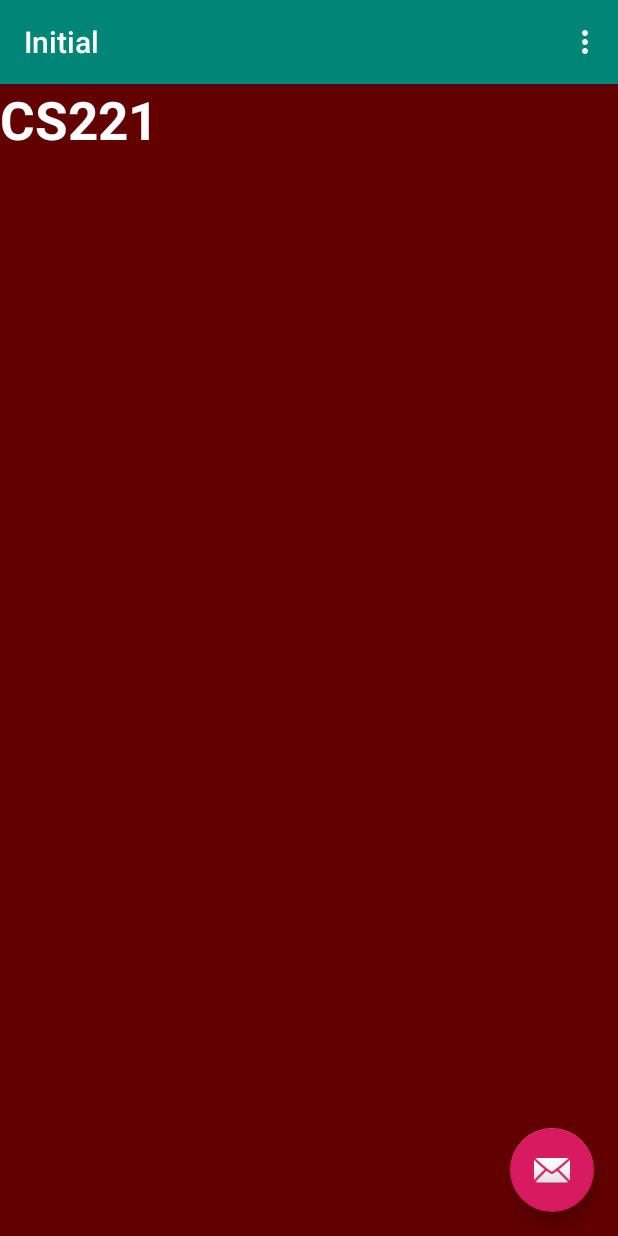
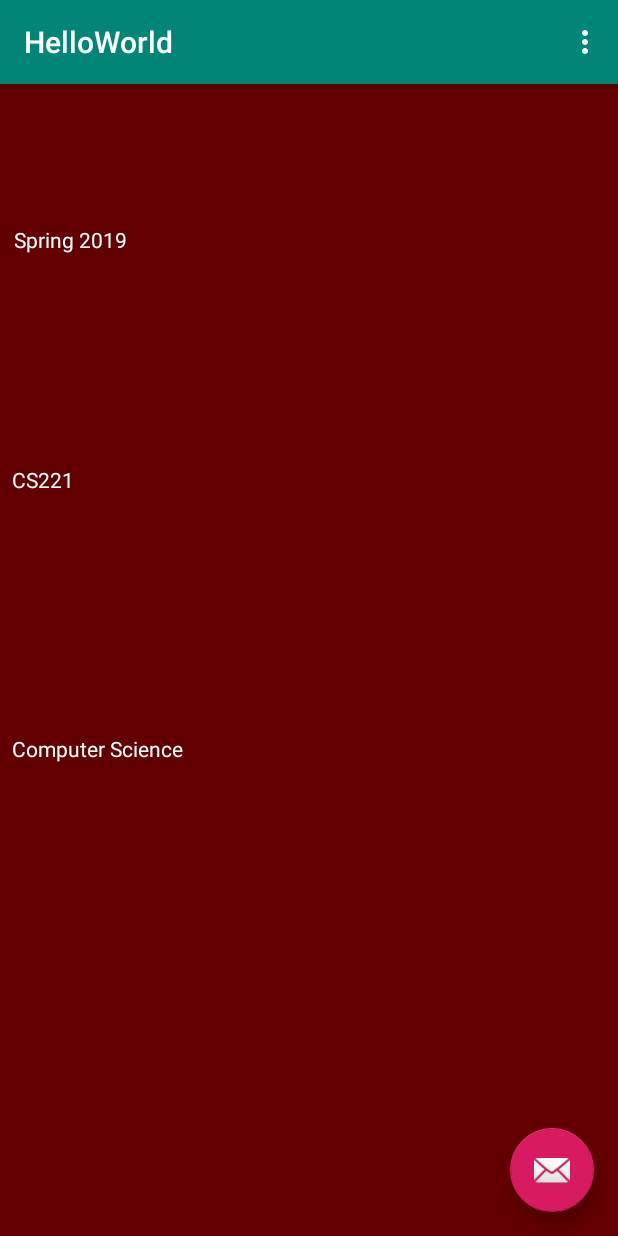
Before and after one commit to Hodge-zf/cs221, an Android app: the screen it shows after launch (MainActivity), on a phone screen of 412 x 824 dp. Run offline under Robolectric (Android 15) with nearby library versions, the phone set to English and light mode, and no system bars.

Commit message:
First Exercise

```diff
--- a/Section 5 - Android Studio/initial/app/src/main/res/layout/content_main.xml
+++ b/Section 5 - Android Studio/initial/app/src/main/res/layout/content_main.xml
@@ -9,13 +9,54 @@
     tools:showIn="@layout/activity_main">
 
     <TextView
-        android:id="@+id/textView"
-        android:layout_width="254dp"
-        android:layout_height="164dp"
+        android:id="@+id/textView2"
+        android:layout_width="wrap_content"
+        android:layout_height="50dp"
+        android:layout_marginStart="8dp"
+        android:layout_marginLeft="8dp"
+        android:layout_marginEnd="327dp"
+        android:layout_marginRight="327dp"
+        android:layout_marginBottom="104dp"
+        android:text="Spring 2019"
+        android:textColor="#FFFFFF"
+        app:layout_constraintBottom_toTopOf="@+id/textView3"
+        app:layout_constraintEnd_toEndOf="parent"
+        app:layout_constraintHorizontal_bias="1.0"
+        app:layout_constraintStart_toStartOf="parent" />
+
+    <TextView
+        android:id="@+id/textView3"
+        android:layout_width="45dp"
+        android:layout_height="31dp"
+        android:layout_marginStart="8dp"
+        android:layout_marginLeft="8dp"
+        android:layout_marginTop="110dp"
+        android:layout_marginEnd="362dp"
+        android:layout_marginRight="362dp"
         android:text="CS221"
         android:textColor="#FFFFFF"
-        android:textSize="35sp"
-        android:textStyle="bold"
-        tools:layout_editor_absoluteX="57dp"
-        tools:layout_editor_absoluteY="98dp" />
+        app:layout_constraintEnd_toEndOf="parent"
+        app:layout_constraintHorizontal_bias="0.0"
+        app:layout_constraintStart_toStartOf="parent"
+        app:layout_constraintTop_toBottomOf="@+id/textView2" />
+
+    <TextView
+        android:id="@+id/textView4"
+        android:layout_width="wrap_content"
+        android:layout_height="wrap_content"
+        android:layout_marginStart="8dp"
+        android:layout_marginLeft="8dp"
+        android:layout_marginTop="148dp"
+        android:layout_marginEnd="278dp"
+        android:layout_marginRight="278dp"
+        android:layout_marginBottom="315dp"
+        android:text="Computer Science"
+        android:textColor="#FFFFFF"
+        app:layout_constraintBottom_toBottomOf="parent"
+        app:layout_constraintEnd_toEndOf="parent"
+        app:layout_constraintHorizontal_bias="0.0"
+        app:layout_constraintStart_toStartOf="parent"
+        app:layout_constraintTop_toBottomOf="@+id/textView3"
+        app:layout_constraintVertical_bias="0.0" />
+
 </androidx.constraintlayout.widget.ConstraintLayout>
--- a/Section 5 - Android Studio/initial/app/src/main/res/values/strings.xml
+++ b/Section 5 - Android Studio/initial/app/src/main/res/values/strings.xml
@@ -1,4 +1,4 @@
 <resources>
-    <string name="app_name">Initial</string>
+    <string name="app_name">HelloWorld</string>
     <string name="action_settings">Settings</string>
 </resources>
```
